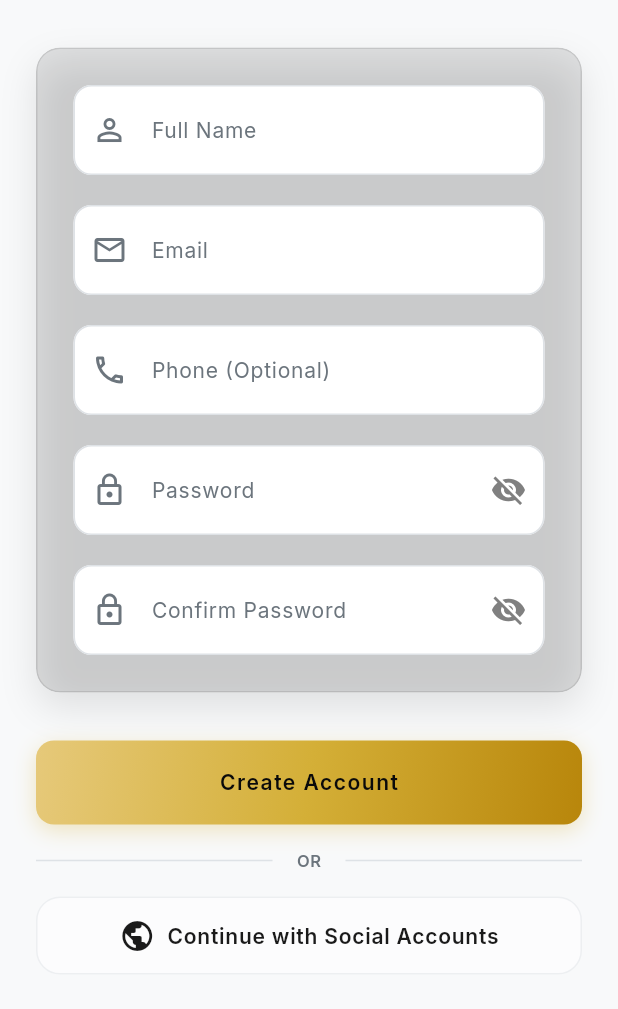
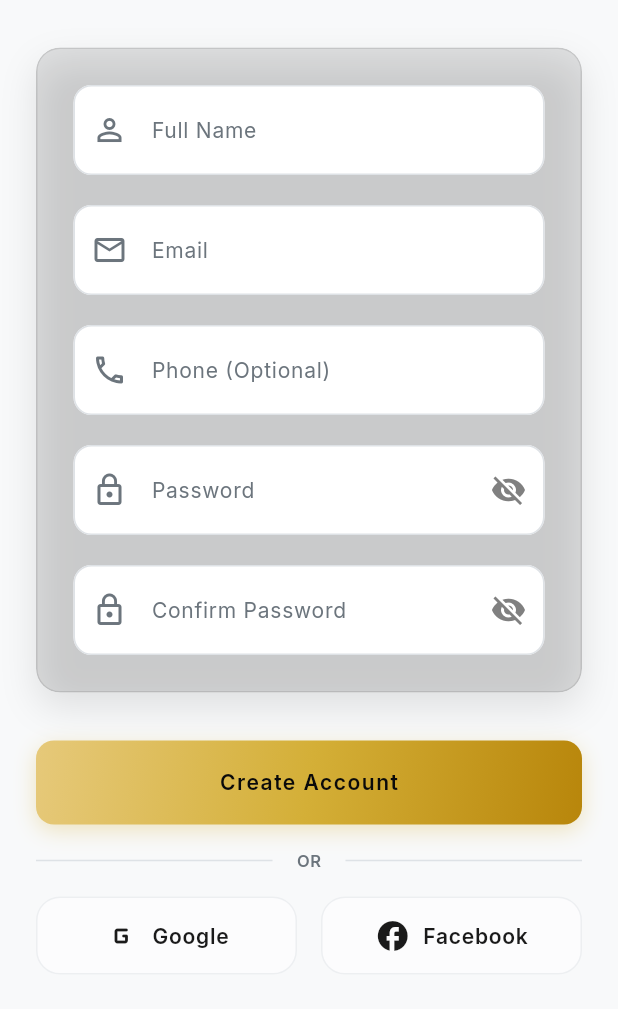
Before and after one commit to Muhammadd-01/WatchHub_Project, a Flutter app: the screen it shows once a user with an empty profile is signed in, after a tap on "Sign In", after a tap on "Sign Up", on a phone screen of 412 x 824 dp, the part 227-1236 px from its top. Run offline on Flutter 3.47's test engine with Material 3 defaults, Android fonts, the phone set to English and light mode, and no system bars; drawn by our look-alikes of flutter_animate; our stand-ins replace cached_network_image, cloud_firestore, data_table_2, firebase_auth, firebase_core, firebase_messaging and 11 more; missing offline and left inert: auth0_flutter, onesignal_flutter; accounts and stored records are empty.

Commit message:
Watchhub

```diff
--- a/watchhub_app/lib/providers/auth_provider.dart
+++ b/watchhub_app/lib/providers/auth_provider.dart
@@ -193,12 +193,13 @@ class AuthProvider extends ChangeNotifier {
   }
 
   /// Signs in with Social (Auth0)
-  Future<bool> signInWithSocial() async {
+  Future<bool> signInWithSocial({String? connection}) async {
     try {
       _setLoading(true);
       _clearError();
 
-      final userModel = await _authService.signInWithSocial();
+      final userModel =
+          await _authService.signInWithSocial(connection: connection);
 
       _user = userModel;
       _isSocialLogin = true; // Set flag
--- a/watchhub_app/lib/screens/auth/login_screen.dart
+++ b/watchhub_app/lib/screens/auth/login_screen.dart
@@ -49,6 +49,23 @@ class _LoginScreenState extends State<LoginScreen> {
         email: _emailController.text.trim(),
         password: _passwordController.text,
       );
+
+      if (success && mounted) {
+        Navigator.of(context).pushReplacementNamed(AppRoutes.main);
+      } else if (!success && mounted && authProvider.errorMessage != null) {
+        _handleError(authProvider.errorMessage!);
+      }
+    } catch (e) {
+      if (mounted) _handleError(e.toString());
+    }
+  }
+
+  Future<void> _handleSocialLogin(String connection) async {
+    final authProvider = context.read<AuthProvider>();
+
+    try {
+      final success =
+          await authProvider.signInWithSocial(connection: connection);
 
       if (success && mounted) {
         Navigator.of(context).pushReplacementNamed(AppRoutes.main);
@@ -260,57 +277,27 @@ class _LoginScreenState extends State<LoginScreen> {
 
               const SizedBox(height: 16),
 
-              // Social Sign In Button (Auth0)
-              Consumer<AuthProvider>(
-                builder: (context, authProvider, _) {
-                  return OutlinedButton.icon(
-                    onPressed: authProvider.isLoading
-                        ? null
-                        : () async {
-                            final success =
-                                await authProvider.signInWithSocial();
-                            if (success && mounted) {
-                              Navigator.of(context)
-                                  .pushReplacementNamed(AppRoutes.main);
-                            } else if (!success &&
-                                mounted &&
-                                authProvider.errorMessage != null) {
-                              _handleError(authProvider.errorMessage!);
-                            }
-                          },
-                    icon: authProvider.isLoading
-                        ? const SizedBox(
-                            height: 20,
-                            width: 20,
-                            child: CircularProgressIndicator(
-                              strokeWidth: 2,
-                              color: AppColors.primaryGold,
-                            ),
-                          )
-                        : const Icon(Icons.public,
-                            size: 24), // Generic social icon
-                    label: Text(
-                      authProvider.isLoading
-                          ? 'Redirecting...'
-                          : 'Continue with Social Accounts',
-                      style: AppTextStyles.labelLarge.copyWith(
-                        color: theme.textTheme.bodyLarge?.color,
-                        letterSpacing: 0.5,
-                      ),
+              Row(
+                children: [
+                  Expanded(
+                    child: _buildSocialButton(
+                      label: 'Google',
+                      icon: Icons.g_mobiledata_rounded,
+                      onPressed: () => _handleSocialLogin('google-oauth2'),
+                      theme: theme,
                     ),
-                    style: OutlinedButton.styleFrom(
-                      padding: const EdgeInsets.symmetric(vertical: 14),
-                      side: BorderSide(
-                          color: theme.dividerColor.withOpacity(0.5)),
-                      backgroundColor: theme.cardColor.withOpacity(0.5),
-                      foregroundColor: theme.textTheme.bodyLarge?.color,
-                      shape: RoundedRectangleBorder(
-                          borderRadius: BorderRadius.circular(16)),
-                      elevation: 0,
+                  ),
+                  const SizedBox(width: 16),
+                  Expanded(
+                    child: _buildSocialButton(
+                      label: 'Facebook',
+                      icon: Icons.facebook_rounded,
+                      onPressed: () => _handleSocialLogin('facebook'),
+                      theme: theme,
                     ),
-                  );
-                },
-              ).animate().fadeIn(delay: 750.ms).slideY(begin: 0.1),
+                  ),
+                ],
+              ),
 
               const SizedBox(height: 24),
 
@@ -324,4 +311,45 @@ class _LoginScreenState extends State<LoginScreen> {
       ),
     );
   }
+
+  Widget _buildSocialButton({
+    required String label,
+    required IconData icon,
+    required VoidCallback onPressed,
+    required ThemeData theme,
+  }) {
+    return Consumer<AuthProvider>(
+      builder: (context, authProvider, _) {
+        return OutlinedButton.icon(
+          onPressed: authProvider.isLoading ? null : onPressed,
+          icon: authProvider.isLoading
+              ? const SizedBox(
+                  height: 20,
+                  width: 20,
+                  child: CircularProgressIndicator(
+                    strokeWidth: 2,
+                    color: AppColors.primaryGold,
+                  ),
+                )
+              : Icon(icon, size: 24),
+          label: Text(
+            authProvider.isLoading ? '...' : label,
+            style: AppTextStyles.labelLarge.copyWith(
+              color: theme.textTheme.bodyLarge?.color,
+              letterSpacing: 0.5,
+            ),
+          ),
+          style: OutlinedButton.styleFrom(
+            padding: const EdgeInsets.symmetric(vertical: 14),
+            side: BorderSide(color: theme.dividerColor.withOpacity(0.5)),
+            backgroundColor: theme.cardColor.withOpacity(0.5),
+            foregroundColor: theme.textTheme.bodyLarge?.color,
+            shape:
+                RoundedRectangleBorder(borderRadius: BorderRadius.circular(16)),
+            elevation: 0,
+          ),
+        );
+      },
+    );
+  }
 }
--- a/watchhub_app/lib/screens/auth/signup_screen.dart
+++ b/watchhub_app/lib/screens/auth/signup_screen.dart
@@ -67,6 +67,23 @@ class _SignupScreenState extends State<SignupScreen> {
     }
   }
 
+  Future<void> _handleSocialSignup(String connection) async {
+    final authProvider = context.read<AuthProvider>();
+
+    try {
+      final success =
+          await authProvider.signInWithSocial(connection: connection);
+
+      if (success && mounted) {
+        Navigator.of(context).pushReplacementNamed(AppRoutes.main);
+      } else if (!success && mounted && authProvider.errorMessage != null) {
+        _handleError(authProvider.errorMessage!);
+      }
+    } catch (e) {
+      if (mounted) _handleError(e.toString());
+    }
+  }
+
   void _handleError(String message) {
     if (message.toLowerCase().contains('cancel') ||
         message.toLowerCase().contains('interrupted')) {
@@ -126,56 +143,27 @@ class _SignupScreenState extends State<SignupScreen> {
 
               const SizedBox(height: 16),
 
-              // Social Sign In Button (Auth0)
-              Consumer<AuthProvider>(
-                builder: (context, authProvider, _) {
-                  return OutlinedButton.icon(
-                    onPressed: authProvider.isLoading
-                        ? null
-                        : () async {
-                            final success =
-                                await authProvider.signInWithSocial();
-                            if (success && mounted) {
-                              Navigator.of(context)
-                                  .pushReplacementNamed(AppRoutes.main);
-                            } else if (!success &&
-                                mounted &&
-                                authProvider.errorMessage != null) {
-                              _handleError(authProvider.errorMessage!);
-                            }
-                          },
-                    icon: authProvider.isLoading
-                        ? const SizedBox(
-                            height: 20,
-                            width: 20,
-                            child: CircularProgressIndicator(
-                              strokeWidth: 2,
-                              color: AppColors.primaryGold,
-                            ),
-                          )
-                        : const Icon(Icons.public, size: 24),
-                    label: Text(
-                      authProvider.isLoading
-                          ? 'Redirecting...'
-                          : 'Continue with Social Accounts',
-                      style: AppTextStyles.labelLarge.copyWith(
-                        color: theme.textTheme.bodyLarge?.color,
-                        letterSpacing: 0.5,
-                      ),
+              Row(
+                children: [
+                  Expanded(
+                    child: _buildSocialButton(
+                      label: 'Google',
+                      icon: Icons.g_mobiledata_rounded,
+                      onPressed: () => _handleSocialSignup('google-oauth2'),
+                      theme: theme,
                     ),
-                    style: OutlinedButton.styleFrom(
-                      padding: const EdgeInsets.symmetric(vertical: 14),
-                      side: BorderSide(
-                          color: theme.dividerColor.withOpacity(0.5)),
-                      backgroundColor: theme.cardColor.withOpacity(0.5),
-                      foregroundColor: theme.textTheme.bodyLarge?.color,
-                      shape: RoundedRectangleBorder(
-                          borderRadius: BorderRadius.circular(16)),
-                      elevation: 0,
+                  ),
+                  const SizedBox(width: 16),
+                  Expanded(
+                    child: _buildSocialButton(
+                      label: 'Facebook',
+                      icon: Icons.facebook_rounded,
+                      onPressed: () => _handleSocialSignup('facebook'),
+                      theme: theme,
                     ),
-                  );
-                },
-              ).animate().fadeIn(delay: 450.ms).slideY(begin: 0.1),
+                  ),
+                ],
+              ),
 
               const SizedBox(height: 24),
 
@@ -332,4 +320,45 @@ class _SignupScreenState extends State<SignupScreen> {
       ],
     ).animate().fadeIn(delay: 400.ms);
   }
+
+  Widget _buildSocialButton({
+    required String label,
+    required IconData icon,
+    required VoidCallback onPressed,
+    required ThemeData theme,
+  }) {
+    return Consumer<AuthProvider>(
+      builder: (context, authProvider, _) {
+        return OutlinedButton.icon(
+          onPressed: authProvider.isLoading ? null : onPressed,
+          icon: authProvider.isLoading
+              ? const SizedBox(
+                  height: 20,
+                  width: 20,
+                  child: CircularProgressIndicator(
+                    strokeWidth: 2,
+                    color: AppColors.primaryGold,
+                  ),
+                )
+              : Icon(icon, size: 24),
+          label: Text(
+            authProvider.isLoading ? '...' : label,
+            style: AppTextStyles.labelLarge.copyWith(
+              color: theme.textTheme.bodyLarge?.color,
+              letterSpacing: 0.5,
+            ),
+          ),
+          style: OutlinedButton.styleFrom(
+            padding: const EdgeInsets.symmetric(vertical: 14),
+            side: BorderSide(color: theme.dividerColor.withOpacity(0.5)),
+            backgroundColor: theme.cardColor.withOpacity(0.5),
+            foregroundColor: theme.textTheme.bodyLarge?.color,
+            shape:
+                RoundedRectangleBorder(borderRadius: BorderRadius.circular(16)),
+            elevation: 0,
+          ),
+        );
+      },
+    );
+  }
 }
--- a/watchhub_app/lib/services/auth0_service.dart
+++ b/watchhub_app/lib/services/auth0_service.dart
@@ -5,11 +5,14 @@
 // =============================================================================
 
 import 'package:auth0_flutter/auth0_flutter.dart';
-import 'package:flutter/foundation.dart';
+import 'package:flutter/foundation.dart' show debugPrint, kIsWeb;
 import 'package:flutter_dotenv/flutter_dotenv.dart';
+
+import 'auth0_web_stub.dart' if (dart.library.html) 'auth0_web_impl.dart';
 
 class Auth0Service {
   late Auth0 _auth0;
+  Auth0WebImpl? _auth0Web;
   bool _isInitialized = false;
 
   // Initialize the service
@@ -29,24 +32,33 @@ class Auth0Service {
       return; // Or throw an exception
     }
 
-    _auth0 = Auth0(domain, clientId);
+    if (kIsWeb) {
+      _auth0Web = Auth0WebImpl(domain, clientId);
+      await _auth0Web!.init();
+    } else {
+      _auth0 = Auth0(domain, clientId);
+    }
     _isInitialized = true;
     debugPrint('Auth0Service: Initialized with domain $domain');
   }
 
   // Login with Auth0
-  Future<Credentials?> login() async {
+  Future<Credentials?> login({String? connection}) async {
     if (!_isInitialized) await initialize();
 
     try {
-      final credentials =
-          await _auth0.webAuthentication(scheme: 'demo').login();
-      // NOTE: 'demo' scheme should be replaced with the app's bundle identifier or configured custom scheme
-      // In production, use the custom scheme defined in build.gradle
-
-      debugPrint(
-          'Auth0Service: Login successful. User: ${credentials.user.name}');
-      return credentials;
+      if (kIsWeb && _auth0Web != null) {
+        return await _auth0Web!.loginWithPopup(connection: connection);
+      } else {
+        final credentials = await _auth0
+            .webAuthentication(scheme: 'com.watchhub.watchhubApp')
+            .login(
+                parameters:
+                    connection != null ? {'connection': connection} : {});
+        debugPrint(
+            'Auth0Service: Login successful. User: ${credentials.user.name}');
+        return credentials;
+      }
     } catch (e) {
       debugPrint('Auth0Service: Login error: $e');
       return null;
@@ -58,7 +70,13 @@ class Auth0Service {
     if (!_isInitialized) await initialize();
 
     try {
-      await _auth0.webAuthentication(scheme: 'demo').logout();
+      if (kIsWeb && _auth0Web != null) {
+        await _auth0Web!.logout();
+      } else {
+        await _auth0
+            .webAuthentication(scheme: 'com.watchhub.watchhubApp')
+            .logout();
+      }
       debugPrint('Auth0Service: Logout successful');
     } catch (e) {
       debugPrint('Auth0Service: Logout error: $e');
--- a/watchhub_app/lib/services/auth_service.dart
+++ b/watchhub_app/lib/services/auth_service.dart
@@ -252,12 +252,13 @@ class AuthService {
   /// 3. Returns Auth0 Credentials.
   /// 4. Checks if user exists in Firestore (using Auth0 'sub' as UID).
   /// 5. If new user, creates a Firestore document.
-  Future<UserModel> signInWithSocial() async {
+  Future<UserModel> signInWithSocial({String? connection}) async {
     try {
-      debugPrint('AuthService: Starting Auth0 Sign In...');
+      debugPrint(
+          'AuthService: Starting Auth0 Sign In with connection: $connection...');
 
       // 1. Trigger Auth0 login
-      final credentials = await _auth0Service.login();
+      final credentials = await _auth0Service.login(connection: connection);
 
       if (credentials == null) {
         throw AuthException('Sign in canceled or failed');
--- a/watchhub_app/lib/services/push_notification_service.dart
+++ b/watchhub_app/lib/services/push_notification_service.dart
@@ -3,6 +3,8 @@ import 'package:flutter/material.dart';
 import 'package:flutter_local_notifications/flutter_local_notifications.dart';
 import 'package:shared_preferences/shared_preferences.dart';
 import 'package:cloud_firestore/cloud_firestore.dart';
+import 'package:onesignal_flutter/onesignal_flutter.dart';
+import 'package:flutter_dotenv/flutter_dotenv.dart';
 
 /// Service to handle Firebase Cloud Messaging (Push Notifications)
 class PushNotificationService {
@@ -91,6 +93,30 @@ class PushNotificationService {
             'PushNotificationService: APNS token not yet available. This is expected on iOS simulators or before APNS initialization is complete.');
       }
     }
+
+    // 7. Initialize OneSignal
+    await _initializeOneSignal(uid);
+  }
+
+  /// Initialize OneSignal
+  Future<void> _initializeOneSignal(String? uid) async {
+    final appId = dotenv.env['ONESIGNAL_APP_ID'];
+    if (appId == null || appId == 'YOUR_ONESIGNAL_APP_ID_HERE') {
+      debugPrint('PushNotificationService: OneSignal App ID not configured.');
+      return;
+    }
+
+    // Remove this method if OneSignal is not needed or already initialized
+    OneSignal.Debug.setLogLevel(OSLogLevel.verbose);
+    OneSignal.initialize(appId);
+
+    // The promptForPushNotificationsWithUserResponse function will show the iOS or Android push prompt.
+    // We recommend removing the following code and instead using an In-App Message to prompt for notification permission
+    OneSignal.Notifications.requestPermission(true);
+
+    if (uid != null) {
+      OneSignal.login(uid);
+    }
   }
 
   /// Save FCM token to Firestore User document
--- a/watchhub_app/lib/services/seeder_service.dart
+++ b/watchhub_app/lib/services/seeder_service.dart
@@ -35,7 +35,9 @@ class SeederService {
       await seedProducts();
       debugPrint('SeederService: Seeding complete!');
     } catch (e) {
-      debugPrint('SeederService: Error during seeding - $e');
+      debugPrint(
+          'SeederService: Error during seeding (likely permissions) - $e');
+      // We don't rethrow because seeding is optional for the app to function
     }
   }
 
--- a/watchhub_app/pubspec.yaml
+++ b/watchhub_app/pubspec.yaml
@@ -60,6 +60,7 @@ dependencies:
   shared_preferences: ^2.5.4
   firebase_messaging: ^16.1.0
   flutter_local_notifications: ^19.5.0
+  onesignal_flutter: ^5.3.3
   auth0_flutter: ^1.6.0
   flutter_dotenv: ^5.1.0
 
```
Also changed, not shown: watchhub_app/lib/services/auth0_web_impl.dart (added, +26 -0 lines), watchhub_app/lib/services/auth0_web_stub.dart (added, +8 -0 lines), watchhub_app/pubspec.lock, 3 other files.
